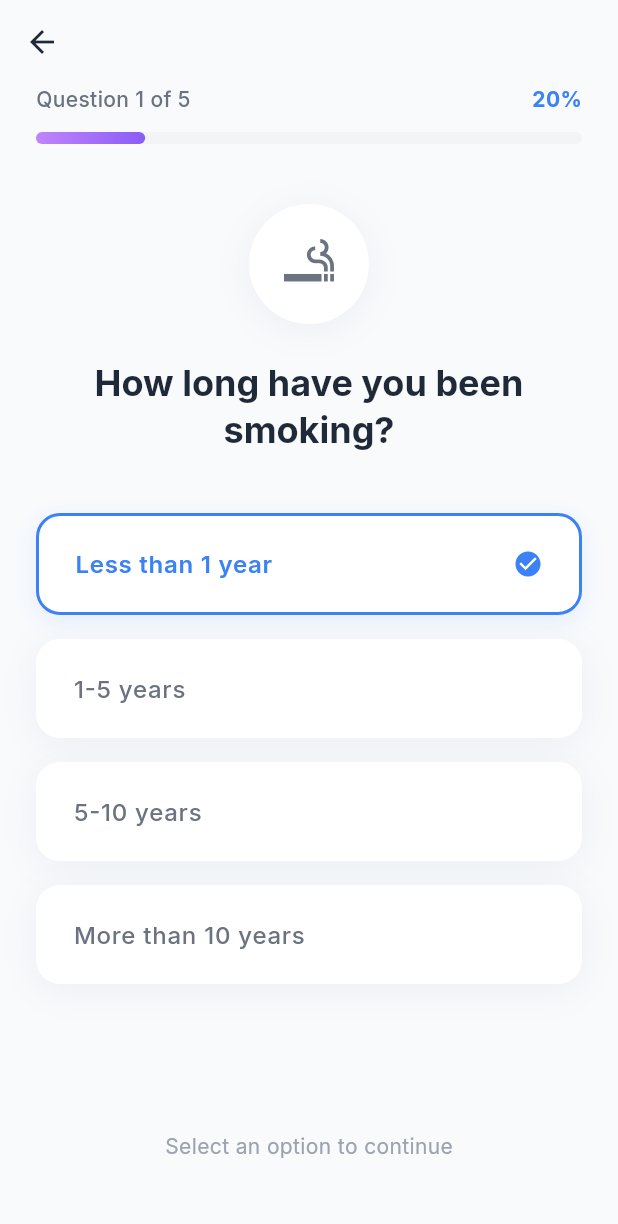
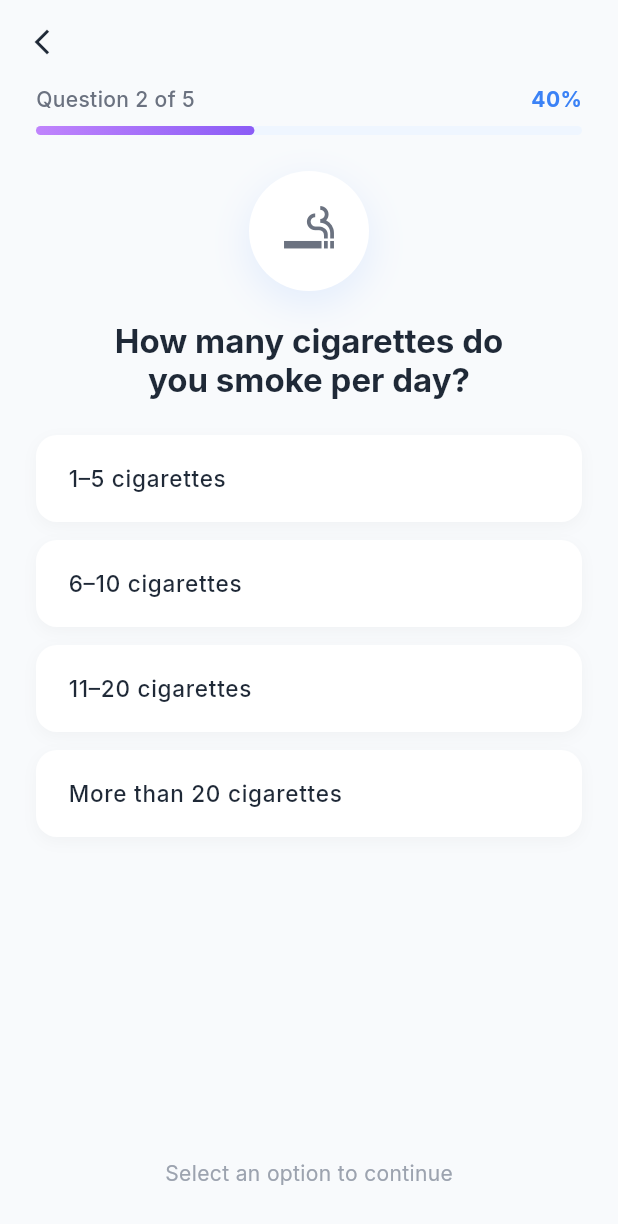
Before and after one commit to Musama987/quit_habit, a Flutter app: the QuestionnaireOneScreen screen opened directly, after a tap on "Less than 1 year", on a phone screen of 412 x 824 dp. Shown: the top 1224 px of the screen. Run offline on Flutter 3.47's test engine with Material 3 defaults, Android fonts, the phone set to English and light mode, and no system bars; our stand-ins replace google_fonts; network calls fail.

Commit message:
Add QuestionnaireTwoScreen and implement navigation from QuestionnaireOneScreen

```diff
--- a/lib/screens/onboarding/questionnaire_one.dart
+++ b/lib/screens/onboarding/questionnaire_one.dart
@@ -1,5 +1,6 @@
 import 'package:flutter/material.dart';
 import 'package:quit_habit/utils/app_colors.dart';
+import 'package:quit_habit/screens/onboarding/questionnaire_two.dart';
 
 class QuestionnaireOneScreen extends StatefulWidget {
   const QuestionnaireOneScreen({super.key});
@@ -24,8 +25,14 @@ class _QuestionnaireOneScreenState extends State<QuestionnaireOneScreen> {
       _selectedIndex = index;
     });
 
-    // Optional: Add navigation logic here after a short delay
-    // Future.delayed(const Duration(milliseconds: 300), () { ... });
+    // Navigate to Question 2 after a short delay to allow the selection animation
+    Future.delayed(const Duration(milliseconds: 10), () {
+      if (!mounted) return;
+      Navigator.push(
+        context,
+        MaterialPageRoute(builder: (_) => const QuestionnaireTwoScreen()),
+      );
+    });
   }
 
   @override
--- /dev/null
+++ b/lib/screens/onboarding/questionnaire_two.dart
@@ -0,0 +1,246 @@
+import 'package:flutter/material.dart';
+import 'package:quit_habit/utils/app_colors.dart';
+
+class QuestionnaireTwoScreen extends StatefulWidget {
+  const QuestionnaireTwoScreen({super.key});
+
+  @override
+  State<QuestionnaireTwoScreen> createState() => _QuestionnaireTwoScreenState();
+}
+
+class _QuestionnaireTwoScreenState extends State<QuestionnaireTwoScreen> {
+  int? _selectedOptionIndex;
+
+  final List<String> _options = [
+    '1–5 cigarettes',
+    '6–10 cigarettes',
+    '11–20 cigarettes',
+    'More than 20 cigarettes',
+  ];
+
+  @override
+  Widget build(BuildContext context) {
+    final textTheme = Theme.of(context).textTheme;
+
+    return Scaffold(
+      backgroundColor: AppColors.backgroundLight,
+      appBar: AppBar(
+        leading: IconButton(
+          icon: const Icon(Icons.arrow_back_ios_new, size: 20),
+          onPressed: () => Navigator.pop(context),
+        ),
+        // Reduced toolbar height slightly if needed, but standard is usually fine.
+      ),
+      body: SafeArea(
+        child: Column(
+          children: [
+            Expanded(
+              child: SingleChildScrollView(
+                padding: const EdgeInsets.symmetric(horizontal: 24.0),
+                child: Column(
+                  crossAxisAlignment: CrossAxisAlignment.center,
+                  children: [
+                    // Reduced top spacing
+                    const SizedBox(height: 0),
+
+                    // --- 1. Progress Header ---
+                    Row(
+                      mainAxisAlignment: MainAxisAlignment.spaceBetween,
+                      children: [
+                        Text(
+                          'Question 2 of 5',
+                          style: textTheme.bodyMedium?.copyWith(
+                            color: AppColors.textSecondary,
+                            fontWeight: FontWeight.w500,
+                          ),
+                        ),
+                        Text(
+                          '40%',
+                          style: textTheme.bodyMedium?.copyWith(
+                            color: AppColors.primary,
+                            fontWeight: FontWeight.bold,
+                          ),
+                        ),
+                      ],
+                    ),
+                    const SizedBox(height: 8), // Reduced from 12
+
+                    // Custom Gradient Progress Bar
+                    Stack(
+                      children: [
+                        Container(
+                          height: 6, // Reduced thickness from 8
+                          width: double.infinity,
+                          decoration: BoxDecoration(
+                            color: AppColors.primaryLight,
+                            borderRadius: BorderRadius.circular(10),
+                          ),
+                        ),
+                        LayoutBuilder(
+                          builder: (context, constraints) {
+                            return Container(
+                              height: 6, // Reduced thickness from 8
+                              width: constraints.maxWidth * 0.4,
+                              decoration: BoxDecoration(
+                                gradient: AppColors.purpleGradient,
+                                borderRadius: BorderRadius.circular(10),
+                              ),
+                            );
+                          },
+                        ),
+                      ],
+                    ),
+
+                    const SizedBox(height: 24), // Reduced from 40
+
+                    // --- 2. Icon Illustration (Scaled Down) ---
+                    Container(
+                      width: 80, // Reduced from 100
+                      height: 80, // Reduced from 100
+                      decoration: BoxDecoration(
+                        color: AppColors.surfaceLight,
+                        shape: BoxShape.circle,
+                        boxShadow: [
+                          BoxShadow(
+                            color: AppColors.primary.withOpacity(0.1),
+                            blurRadius: 20, // Reduced blur
+                            spreadRadius: 2, // Reduced spread
+                            offset: const Offset(0, 8),
+                          ),
+                        ],
+                      ),
+                      child: const Center(
+                        child: Icon(
+                          Icons.smoking_rooms_outlined,
+                          size: 40, // Reduced from 48
+                          color: AppColors.textSecondary,
+                        ),
+                      ),
+                    ),
+
+                    const SizedBox(height: 20), // Reduced from 32
+
+                    // --- 3. Question Text ---
+                    Text(
+                      'How many cigarettes do\nyou smoke per day?',
+                      textAlign: TextAlign.center,
+                      style: textTheme.displayMedium?.copyWith(
+                        fontSize: 22, // Slightly smaller font
+                        color: AppColors.textPrimary,
+                        fontWeight: FontWeight.bold,
+                        height: 1.2, // Tighter line height
+                      ),
+                    ),
+
+                    const SizedBox(height: 24), // Reduced from 32
+
+                    // --- 4. Options List ---
+                    ListView.separated(
+                      shrinkWrap: true,
+                      physics: const NeverScrollableScrollPhysics(),
+                      itemCount: _options.length,
+                      separatorBuilder: (context, index) => const SizedBox(height: 12), // Reduced from 16
+                      itemBuilder: (context, index) {
+                        final isSelected = _selectedOptionIndex == index;
+                        return _buildOptionCard(
+                          text: _options[index],
+                          isSelected: isSelected,
+                          onTap: () {
+                            setState(() {
+                              _selectedOptionIndex = index;
+                            });
+                          },
+                        );
+                      },
+                    ),
+
+                    const SizedBox(height: 16), // Extra bottom padding for scroll
+                  ],
+                ),
+              ),
+            ),
+
+            // --- 5. Bottom Section ---
+            Padding(
+              padding: const EdgeInsets.fromLTRB(24, 0, 24, 20), // Reduced bottom padding from 32
+              child: _selectedOptionIndex == null
+                  ? Padding(
+                      padding: const EdgeInsets.symmetric(vertical: 12),
+                      child: Text(
+                        'Select an option to continue',
+                        style: textTheme.bodyMedium?.copyWith(
+                          color: AppColors.textTertiary,
+                        ),
+                      ),
+                    )
+                  : SizedBox(
+                      width: double.infinity,
+                      child: ElevatedButton(
+                        onPressed: () {
+                          // TODO: Navigate to Question 3
+                        },
+                        style: ElevatedButton.styleFrom(
+                          padding: const EdgeInsets.symmetric(vertical: 14), // Compact button height
+                        ),
+                        child: const Text('Continue'),
+                      ),
+                    ),
+            ),
+          ],
+        ),
+      ),
+    );
+  }
+
+  Widget _buildOptionCard({
+    required String text,
+    required bool isSelected,
+    required VoidCallback onTap,
+  }) {
+    return GestureDetector(
+      onTap: onTap,
+      child: AnimatedContainer(
+        duration: const Duration(milliseconds: 200),
+        // Compact padding inside the card
+        padding: const EdgeInsets.symmetric(vertical: 16, horizontal: 20),
+        decoration: BoxDecoration(
+          color: isSelected ? AppColors.primaryLight : AppColors.surfaceLight,
+          borderRadius: BorderRadius.circular(14), // Slightly tighter radius
+          border: Border.all(
+            color: isSelected ? AppColors.primary : Colors.transparent,
+            width: 1.5,
+          ),
+          boxShadow: isSelected
+              ? []
+              : [
+                  BoxShadow(
+                    color: Colors.black.withOpacity(0.03),
+                    blurRadius: 8,
+                    offset: const Offset(0, 3),
+                  )
+                ],
+        ),
+        child: Row(
+          children: [
+            Expanded(
+              child: Text(
+                text,
+                style: Theme.of(context).textTheme.bodyLarge?.copyWith(
+                      color: isSelected ? AppColors.primary : AppColors.textPrimary,
+                      fontWeight: isSelected ? FontWeight.w600 : FontWeight.w500,
+                      fontSize: 15, // Slightly adjusted font size
+                    ),
+              ),
+            ),
+            if (isSelected)
+              const Icon(
+                Icons.check_circle,
+                color: AppColors.primary,
+                size: 20,
+              ),
+          ],
+        ),
+      ),
+    );
+  }
+}
```
Also changed, not shown: lib/screens/onboarding/questionnaire_three.dart (added).
